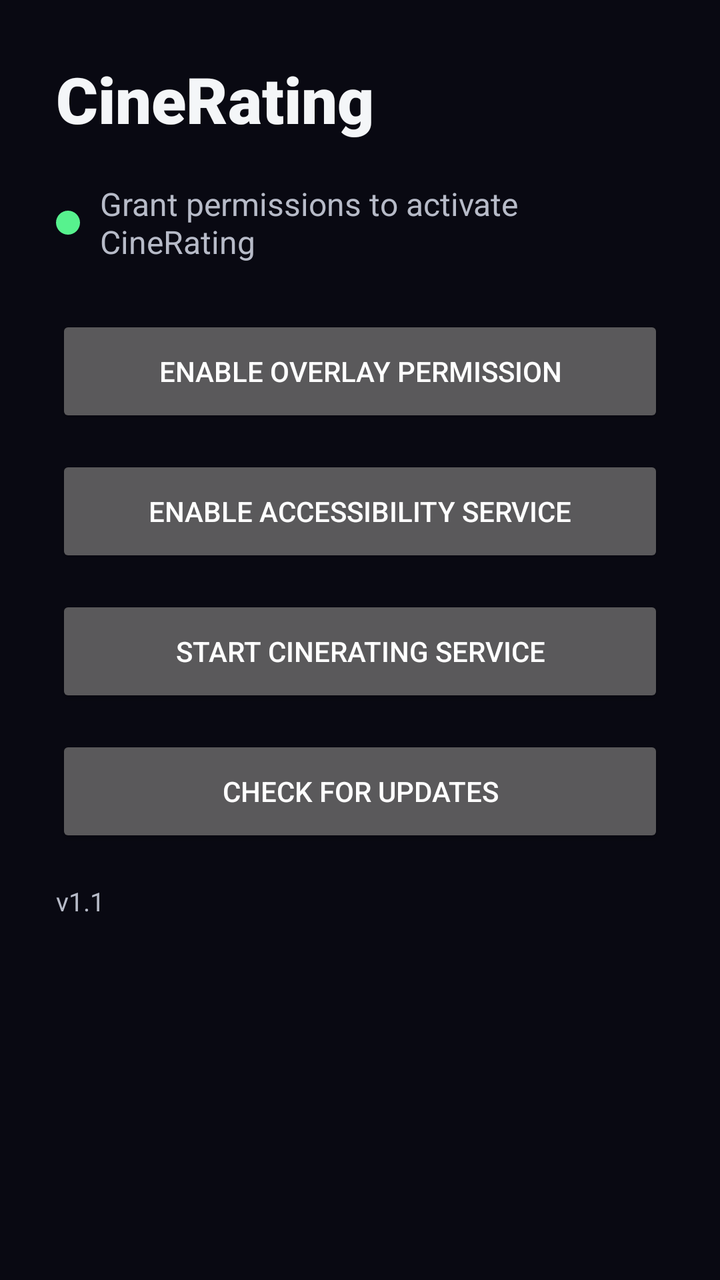
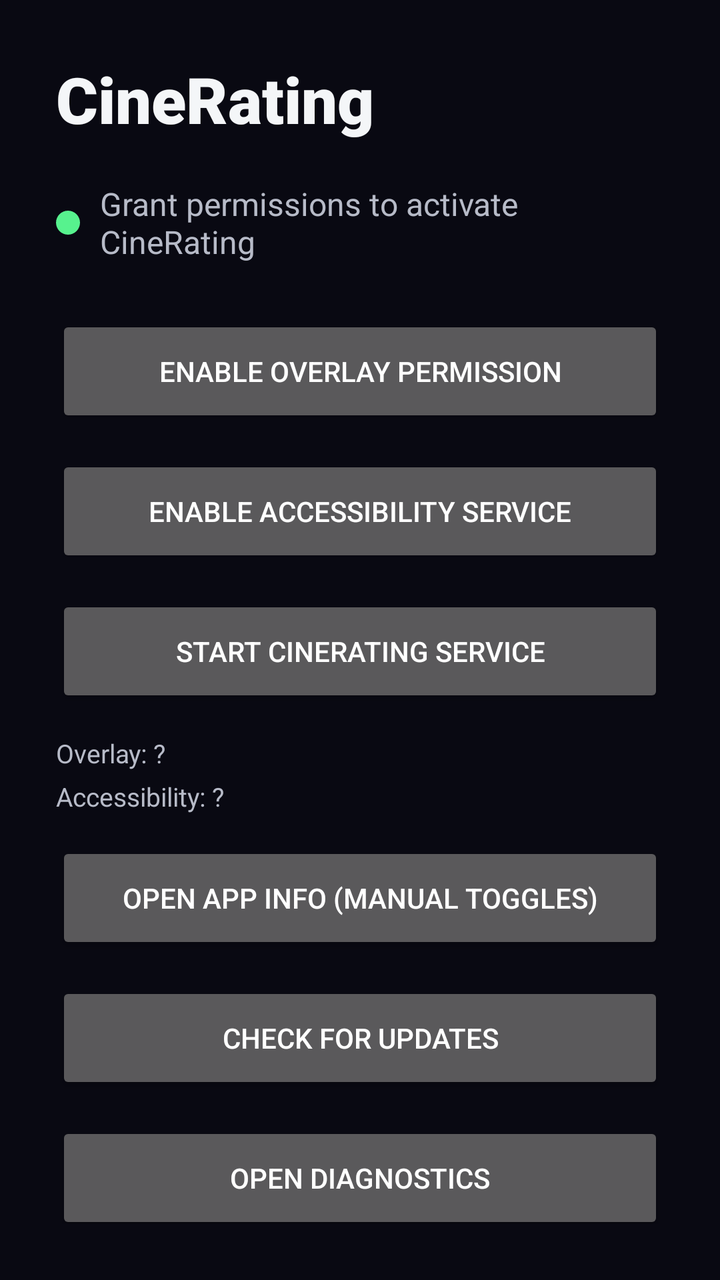

Before-and-after screenshots of an Android layout around one commit, followed by the original layout XML and the change that was made.
<!-- AndroidManifest.xml: application theme Theme.CineRating -->
<!-- res/layout/activity_main.xml -->
<?xml version="1.0" encoding="utf-8"?>
<androidx.constraintlayout.widget.ConstraintLayout xmlns:android="http://schemas.android.com/apk/res/android"
    xmlns:app="http://schemas.android.com/apk/res-auto"
    android:layout_width="match_parent"
    android:layout_height="match_parent"
    android:background="@color/background_dark"
    android:padding="28dp">

    <TextView
        android:id="@+id/titleText"
        android:layout_width="0dp"
        android:layout_height="wrap_content"
        android:fontFamily="sans-serif-black"
        android:text="CineRating"
        android:textColor="@color/text_primary"
        android:textSize="32sp"
        app:layout_constraintEnd_toEndOf="parent"
        app:layout_constraintStart_toStartOf="parent"
        app:layout_constraintTop_toTopOf="parent" />

    <LinearLayout
        android:id="@+id/statusRow"
        android:layout_width="wrap_content"
        android:layout_height="wrap_content"
        android:layout_marginTop="20dp"
        android:gravity="center_vertical"
        android:orientation="horizontal"
        app:layout_constraintStart_toStartOf="parent"
        app:layout_constraintTop_toBottomOf="@id/titleText">

        <View
            android:id="@+id/statusIndicator"
            android:layout_width="12dp"
            android:layout_height="12dp"
            android:background="@drawable/detected_dot" />

        <TextView
            android:id="@+id/statusText"
            android:layout_width="wrap_content"
            android:layout_height="wrap_content"
            android:layout_marginStart="10dp"
            android:text="@string/status_inactive"
            android:textColor="@color/text_muted"
            android:textSize="16sp" />
    </LinearLayout>

    <Button
        android:id="@+id/overlayPermissionButton"
        android:layout_width="0dp"
        android:layout_height="56dp"
        android:layout_marginTop="26dp"
        android:text="@string/open_overlay_settings"
        app:layout_constraintEnd_toEndOf="parent"
        app:layout_constraintStart_toStartOf="parent"
        app:layout_constraintTop_toBottomOf="@id/statusRow" />

    <Button
        android:id="@+id/accessibilityButton"
        android:layout_width="0dp"
        android:layout_height="56dp"
        android:layout_marginTop="14dp"
        android:text="@string/open_accessibility_settings"
        app:layout_constraintEnd_toEndOf="parent"
        app:layout_constraintStart_toStartOf="parent"
        app:layout_constraintTop_toBottomOf="@id/overlayPermissionButton" />

    <Button
        android:id="@+id/startServiceButton"
        android:layout_width="0dp"
        android:layout_height="56dp"
        android:layout_marginTop="14dp"
        android:text="@string/start_service"
        app:layout_constraintEnd_toEndOf="parent"
        app:layout_constraintStart_toStartOf="parent"
        app:layout_constraintTop_toBottomOf="@id/accessibilityButton" />

    <Button
        android:id="@+id/checkUpdatesButton"
        android:layout_width="0dp"
        android:layout_height="56dp"
        android:layout_marginTop="14dp"
        android:text="@string/check_updates"
        app:layout_constraintEnd_toEndOf="parent"
        app:layout_constraintStart_toStartOf="parent"
        app:layout_constraintTop_toBottomOf="@id/startServiceButton" />

    <TextView
        android:id="@+id/versionText"
        android:layout_width="wrap_content"
        android:layout_height="wrap_content"
        android:layout_marginTop="18dp"
        android:text="v1.1"
        android:textColor="@color/text_muted"
        android:textSize="13sp"
        app:layout_constraintStart_toStartOf="parent"
        app:layout_constraintTop_toBottomOf="@id/checkUpdatesButton" />

    <TextView
        android:id="@+id/updateStatusText"
        android:layout_width="0dp"
        android:layout_height="wrap_content"
        android:layout_marginTop="6dp"
        android:text=""
        android:textColor="@color/text_muted"
        android:textSize="13sp"
        app:layout_constraintEnd_toEndOf="parent"
        app:layout_constraintStart_toStartOf="parent"
        app:layout_constraintTop_toBottomOf="@id/versionText" />

</androidx.constraintlayout.widget.ConstraintLayout>
<!-- resources referenced by this layout -->
<resources>
  <color name="background_dark">#090912</color>
  <color name="text_muted">#B7BBC8</color>
  <color name="text_primary">#F4F6F8</color>
  <!-- drawable detected_dot (drawable) -->
  <?xml version="1.0" encoding="utf-8"?>
  <shape xmlns:android="http://schemas.android.com/apk/res/android" android:shape="oval">
      <size
          android:width="8dp"
          android:height="8dp" />
      <solid android:color="@color/detected_green" />
  </shape>
  <string name="check_updates">Check for Updates</string>
  <string name="open_accessibility_settings">Enable Accessibility Service</string>
  <string name="open_overlay_settings">Enable Overlay Permission</string>
  <string name="start_service">Start CineRating Service</string>
  <string name="status_inactive">Grant permissions to activate CineRating</string>
  <style name="Theme.CineRating" parent="Theme.AppCompat.NoActionBar">
          <item name="android:windowBackground">@color/background_dark</item>
          <item name="android:statusBarColor">@android:color/transparent</item>
          <item name="android:navigationBarColor">@android:color/black</item>
      </style>
  <color name="detected_green">#57F28E</color>
</resources>

<!-- the commit's change to res/layout/activity_main.xml (unified diff, before → after) -->
@@ -74,6 +74,40 @@
         app:layout_constraintStart_toStartOf="parent"
         app:layout_constraintTop_toBottomOf="@id/accessibilityButton" />
 
+    <TextView
+        android:id="@+id/overlayStatusText"
+        android:layout_width="0dp"
+        android:layout_height="wrap_content"
+        android:layout_marginTop="14dp"
+        android:text="Overlay: ?"
+        android:textColor="@color/text_muted"
+        android:textSize="13sp"
+        app:layout_constraintEnd_toEndOf="parent"
+        app:layout_constraintStart_toStartOf="parent"
+        app:layout_constraintTop_toBottomOf="@id/startServiceButton" />
+
+    <TextView
+        android:id="@+id/a11yStatusText"
+        android:layout_width="0dp"
+        android:layout_height="wrap_content"
+        android:layout_marginTop="4dp"
+        android:text="Accessibility: ?"
+        android:textColor="@color/text_muted"
+        android:textSize="13sp"
+        app:layout_constraintEnd_toEndOf="parent"
+        app:layout_constraintStart_toStartOf="parent"
+        app:layout_constraintTop_toBottomOf="@id/overlayStatusText" />
+
+    <Button
+        android:id="@+id/appInfoButton"
+        android:layout_width="0dp"
+        android:layout_height="56dp"
+        android:layout_marginTop="14dp"
+        android:text="Open App info (manual toggles)"
+        app:layout_constraintEnd_toEndOf="parent"
+        app:layout_constraintStart_toStartOf="parent"
+        app:layout_constraintTop_toBottomOf="@id/a11yStatusText" />
+
     <Button
         android:id="@+id/checkUpdatesButton"
         android:layout_width="0dp"
@@ -82,7 +116,17 @@
         android:text="@string/check_updates"
         app:layout_constraintEnd_toEndOf="parent"
         app:layout_constraintStart_toStartOf="parent"
-        app:layout_constraintTop_toBottomOf="@id/startServiceButton" />
+        app:layout_constraintTop_toBottomOf="@id/appInfoButton" />
+
+    <Button
+        android:id="@+id/diagnosticsButton"
+        android:layout_width="0dp"
+        android:layout_height="56dp"
+        android:layout_marginTop="14dp"
+        android:text="Open Diagnostics"
+        app:layout_constraintEnd_toEndOf="parent"
+        app:layout_constraintStart_toStartOf="parent"
+        app:layout_constraintTop_toBottomOf="@id/checkUpdatesButton" />
 
     <TextView
         android:id="@+id/versionText"
@@ -93,7 +137,7 @@
         android:textColor="@color/text_muted"
         android:textSize="13sp"
         app:layout_constraintStart_toStartOf="parent"
-        app:layout_constraintTop_toBottomOf="@id/checkUpdatesButton" />
+        app:layout_constraintTop_toBottomOf="@id/diagnosticsButton" />
 
     <TextView
         android:id="@+id/updateStatusText"
